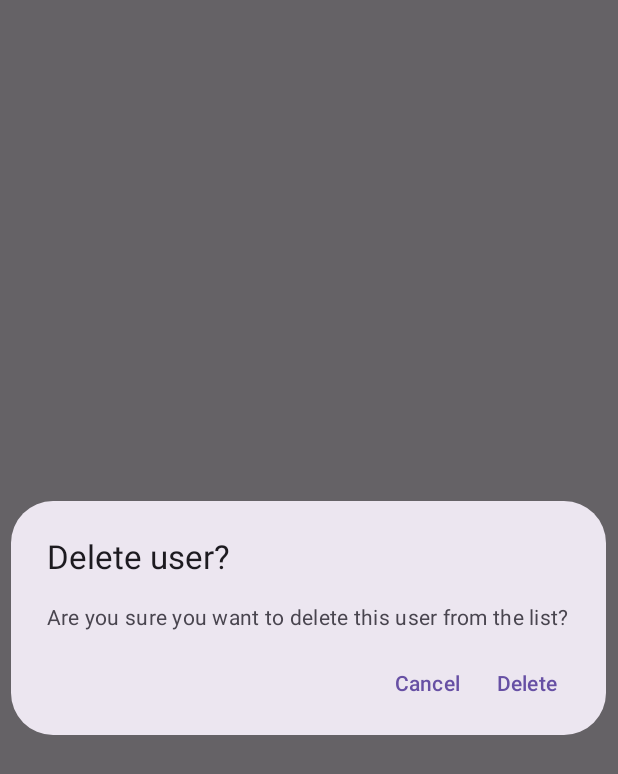
After one commit to zbjur/technical_task_android-1, an Android app built with Jetpack Compose: the composable UserConfirmationDialog called with empty values, on a phone screen of 412 x 824 dp. The commit adds this screen. Shown: the top 774 px of the screen. Run offline under Robolectric (Android 15) with nearby library versions, the phone set to English and light mode, and no system bars; 1 statement that could not run was skipped.

Commit message:
Adding logic to DeleteDialog

```diff
--- /dev/null
+++ b/app/src/main/java/com/example/sliideapp/ui/compose/UserConfirmationDialog.kt
@@ -0,0 +1,55 @@
+package com.example.sliideapp.ui.compose
+
+import androidx.compose.foundation.clickable
+import androidx.compose.foundation.layout.Column
+import androidx.compose.foundation.layout.padding
+import androidx.compose.foundation.rememberScrollState
+import androidx.compose.foundation.verticalScroll
+import androidx.compose.material3.*
+import androidx.compose.runtime.Composable
+import androidx.compose.ui.Modifier
+import androidx.compose.ui.unit.dp
+import androidx.lifecycle.compose.ExperimentalLifecycleComposeApi
+
+
+@ExperimentalLifecycleComposeApi
+@Composable
+fun UserConfirmationDialog(
+    userId: Int, onDismiss: () -> Unit, onDeleteUser: (id: Int) -> Unit
+) {
+    AlertDialog(onDismissRequest = { onDismiss() },
+        title = {
+            Text(
+                text = "Delete user?", style = MaterialTheme.typography.titleLarge
+            )
+        }, text = {
+
+            Column(Modifier.verticalScroll(rememberScrollState())) {
+                ConfirmationDetailsInfo()
+            }
+        }, confirmButton = {
+            Text(text = "Delete",
+                style = MaterialTheme.typography.labelLarge,
+                color = MaterialTheme.colorScheme.primary,
+                modifier = Modifier
+                    .padding(horizontal = 8.dp)
+                    .clickable {
+                        onDeleteUser(userId)
+                    })
+        }, dismissButton = {
+            Text(text = "Cancel",
+                style = MaterialTheme.typography.labelLarge,
+                color = MaterialTheme.colorScheme.primary,
+                modifier = Modifier
+                    .padding(horizontal = 8.dp)
+                    .clickable { onDismiss() })
+
+        })
+}
+
+@Composable
+fun ConfirmationDetailsInfo() {
+    Column {
+        Text(text = "Are you sure you want to delete this user from the list?")
+    }
+}
--- a/app/src/main/java/com/example/sliideapp/ui/compose/UserDialog.kt
+++ b/app/src/main/java/com/example/sliideapp/ui/compose/UserDialog.kt
@@ -18,8 +18,7 @@ import androidx.lifecycle.compose.ExperimentalLifecycleComposeApi
 
 @ExperimentalLifecycleComposeApi
 @Composable
-fun UserDialog(
-    onSave: (name: String, email: String, gender: String) -> Unit,
+fun UserDialog(onSave: (name: String, email: String, gender: String) -> Unit,
     onDismiss: () -> Unit
 ) {
     val nameState = rememberSaveable { mutableStateOf("") }
--- a/app/src/main/java/com/example/sliideapp/ui/compose/UserItem.kt
+++ b/app/src/main/java/com/example/sliideapp/ui/compose/UserItem.kt
@@ -35,7 +35,9 @@ fun UserItem(
                 .weight(1f)
                 .clickable { onClick() }
                 .padding(vertical = itemSeparation)
-                .combinedClickable(onClick = {}, onLongClick = { onLongClick.invoke(id) })
+                .combinedClickable(onClick = {}, onLongClick = {
+                    onLongClick.invoke(id)
+                })
         ) {
 
             Spacer(modifier = Modifier.width(16.dp))
```
Also changed, not shown: app/src/main/java/com/example/sliideapp/ui/UserListViewModel.kt (+19 -11 lines), app/src/main/java/com/example/sliideapp/ui/compose/MainScreen.kt (added, +125 -0 lines), app/src/main/java/com/example/sliideapp/ui/compose/UserListScreen.kt (+0 -110 lines).
